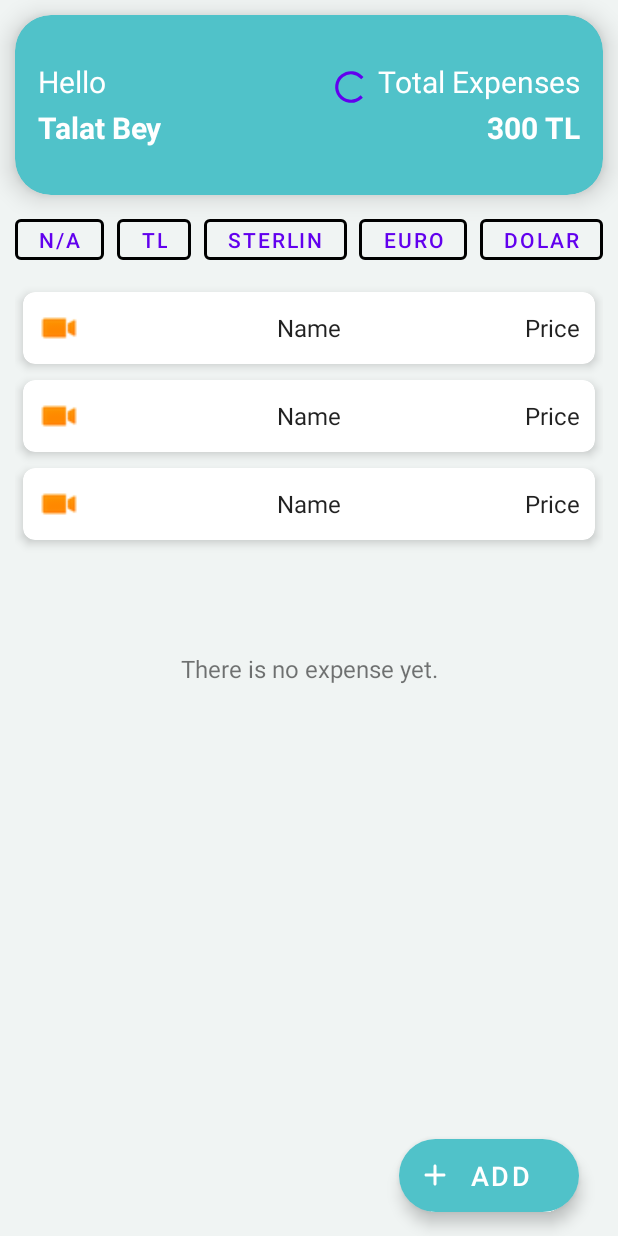
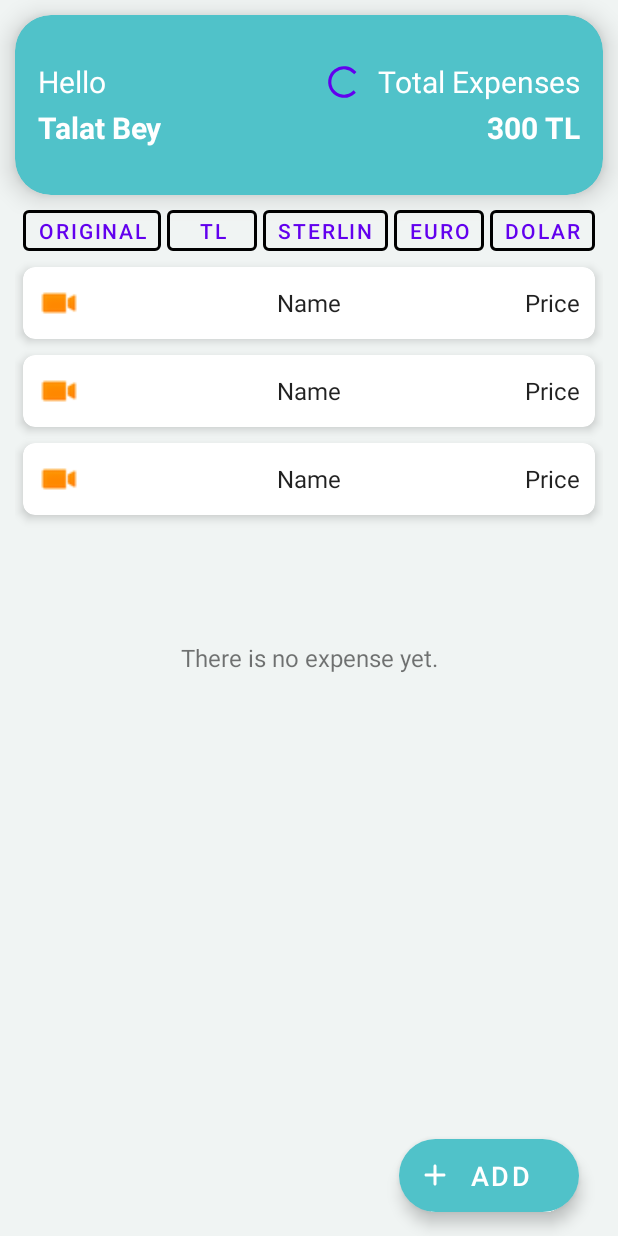
Before and after one commit to talatkuyuk/Kotlin-My-Expenses, an Android app: the layout fragment_main.xml on its own in the app's theme, with its tools: preview values and no code run, on a phone screen of 412 x 824 dp. Run offline under Robolectric (Android 15) with nearby library versions, the light colour scheme and no system bars; Roboto replaces fonts that are not available here.

Commit message:
updated padding and inset of the curency buttons to get available space for origin button

```diff
--- a/app/src/main/res/layout/fragment_main.xml
+++ b/app/src/main/res/layout/fragment_main.xml
@@ -82,8 +82,8 @@
                 style="?android:attr/progressBarStyle"
                 android:layout_width="25dp"
                 android:layout_height="25dp"
-                android:layout_marginEnd="155dp"
-                android:layout_marginBottom="12dp"
+                android:layout_marginEnd="160dp"
+                android:layout_marginBottom="15dp"
                 android:layout_gravity="end|center"
                 android:indeterminateTint="@color/orange"
                 android:scrollbarSize="8dp"
@@ -96,7 +96,7 @@
             android:layout_width="wrap_content"
             android:layout_height="wrap_content"
             android:layout_marginVertical="@dimen/mainview_margin_from_side"
-            android:layout_marginStart="10dp"
+            android:layout_marginStart="15dp"
             style="?attr/materialButtonOutlinedStyle"
             app:strokeColor="@color/black"
             app:strokeWidth="2dp"
@@ -105,6 +105,9 @@
             android:minWidth="0dp"
             android:insetLeft= "0dp"
             android:insetRight= "0dp"
+            android:insetTop="0dp"
+            android:insetBottom="0dp"
+            android:paddingHorizontal="@dimen/button_inner_padding"
             android:text="@string/original"
             android:onClick="@{() -> mainViewModel.makeCurrencyTypeEmpty()}"
             app:layout_constraintEnd_toStartOf="@+id/buttonTL"
@@ -115,12 +118,15 @@
         <Button
             android:id="@+id/buttonTL"
             style="?attr/materialButtonOutlinedStyle"
-            android:layout_width="wrap_content"
+            android:layout_width="60dp"
             android:layout_height="wrap_content"
             android:minHeight="0dp"
             android:minWidth="0dp"
             android:insetLeft= "0dp"
             android:insetRight= "0dp"
+            android:insetTop="0dp"
+            android:insetBottom="0dp"
+            android:paddingHorizontal="@dimen/button_inner_padding"
             android:onClick="@{() -> mainViewModel.makeCurrencyTypeTL()}"
             android:text="@string/tl"
             app:elevation="2dp"
@@ -143,6 +149,9 @@
             android:minWidth="0dp"
             android:insetLeft= "0dp"
             android:insetRight= "0dp"
+            android:insetTop="0dp"
+            android:insetBottom="0dp"
+            android:paddingHorizontal="@dimen/button_inner_padding"
             android:text="@string/sterlin"
             android:onClick="@{() -> mainViewModel.makeCurrencyTypeSterlin()}"
             app:layout_constraintEnd_toStartOf="@+id/buttonEuro"
@@ -162,6 +171,9 @@
             android:minWidth="0dp"
             android:insetLeft= "0dp"
             android:insetRight= "0dp"
+            android:insetTop="0dp"
+            android:insetBottom="0dp"
+            android:paddingHorizontal="@dimen/button_inner_padding"
             android:text="@string/euro"
             android:onClick="@{() -> mainViewModel.makeCurrencyTypeEuro()}"
             app:layout_constraintEnd_toStartOf="@+id/buttonDolar"
@@ -173,7 +185,7 @@
             android:id="@+id/buttonDolar"
             android:layout_width="wrap_content"
             android:layout_height="wrap_content"
-            android:layout_marginEnd="10dp"
+            android:layout_marginEnd="15dp"
             style="?attr/materialButtonOutlinedStyle"
             app:strokeColor="@color/black"
             app:strokeWidth="2dp"
@@ -182,6 +194,9 @@
             android:minWidth="0dp"
             android:insetLeft= "0dp"
             android:insetRight= "0dp"
+            android:insetTop="0dp"
+            android:insetBottom="0dp"
+            android:paddingHorizontal="@dimen/button_inner_padding"
             android:text="@string/dolar"
             android:onClick="@{() -> mainViewModel.makeCurrencyTypeDolar()}"
             app:layout_constraintEnd_toEndOf="parent"
@@ -193,7 +208,7 @@
             android:id="@+id/list"
             android:layout_width="match_parent"
             android:layout_height="0dp"
-            android:layout_marginTop="@dimen/mainview_margin_from_side"
+            android:layout_marginTop="5dp"
             android:layout_marginHorizontal="@dimen/mainview_margin_from_side"
             app:layout_constraintBottom_toBottomOf="parent"
             app:layout_constraintEnd_toEndOf="parent"
--- a/app/src/main/res/values/dimens.xml
+++ b/app/src/main/res/values/dimens.xml
@@ -3,6 +3,7 @@
     <dimen name="text_margin">16dp</dimen>
     <dimen name="default_margin">10dp</dimen>
     <dimen name="mainview_margin_from_side">10dp</dimen>
+    <dimen name="button_inner_padding">10dp</dimen>
     <dimen name="cardview_margin_from_side">15dp</dimen>
     <dimen name="cardview_margin_from_eachother">15dp</dimen>
     <dimen name="cardview_text_size">20sp</dimen>
--- a/app/src/main/res/values/strings.xml
+++ b/app/src/main/res/values/strings.xml
@@ -36,7 +36,7 @@
     <string name="next">NEXT</string>
     <string name="finish">FINISH</string>
     <string name="do_not_show_again">do not show again</string>
-    <string name="original">n/a</string>
+    <string name="original">original</string>
     <string name="tl">TL</string>
     <string name="sterlin">Sterlin</string>
     <string name="euro">Euro</string>
```
